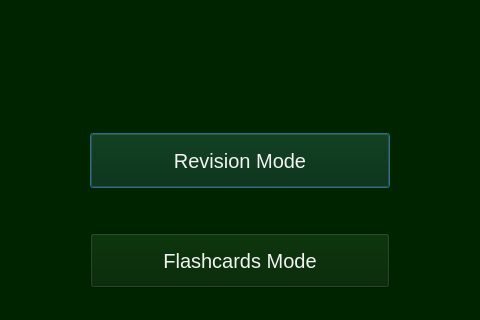
Before: the Qt Designer form WindowsGraphics/ExerciserWindow.ui in Skripkon/App-for-learning-English-LANGOD, drawn with Qt 5; both pictures show x 360 to 840 and y 107 to 427 of the 1200 by 800 pixel window.
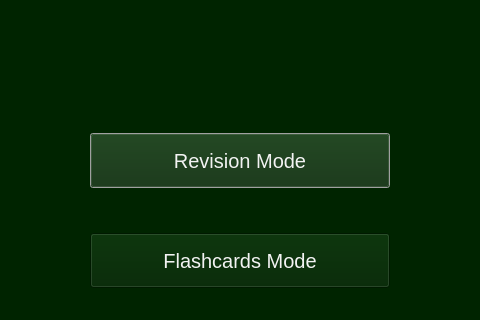
After: the same form once the commit is applied.

```diff
--- a/WindowsGraphics/ExerciserWindow.ui
+++ b/WindowsGraphics/ExerciserWindow.ui
@@ -30,6 +30,7 @@
     <string notr="true">color:rgb(255, 0, 255);
 font-size:15pt; 
 color:rgb(243, 243, 243);
+selection-background-color: rgb(255, 255, 255);
 </string>
    </property>
    <property name="text">
```
Left out of the diff: 9 changed lines with no effect on the pictures.
